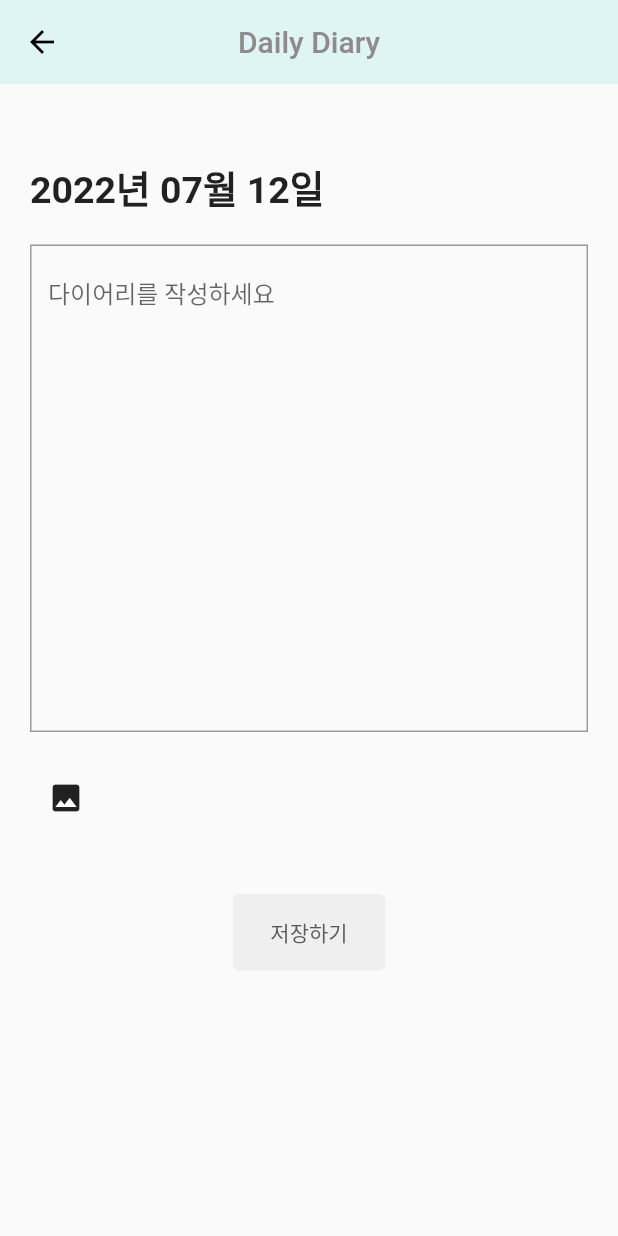
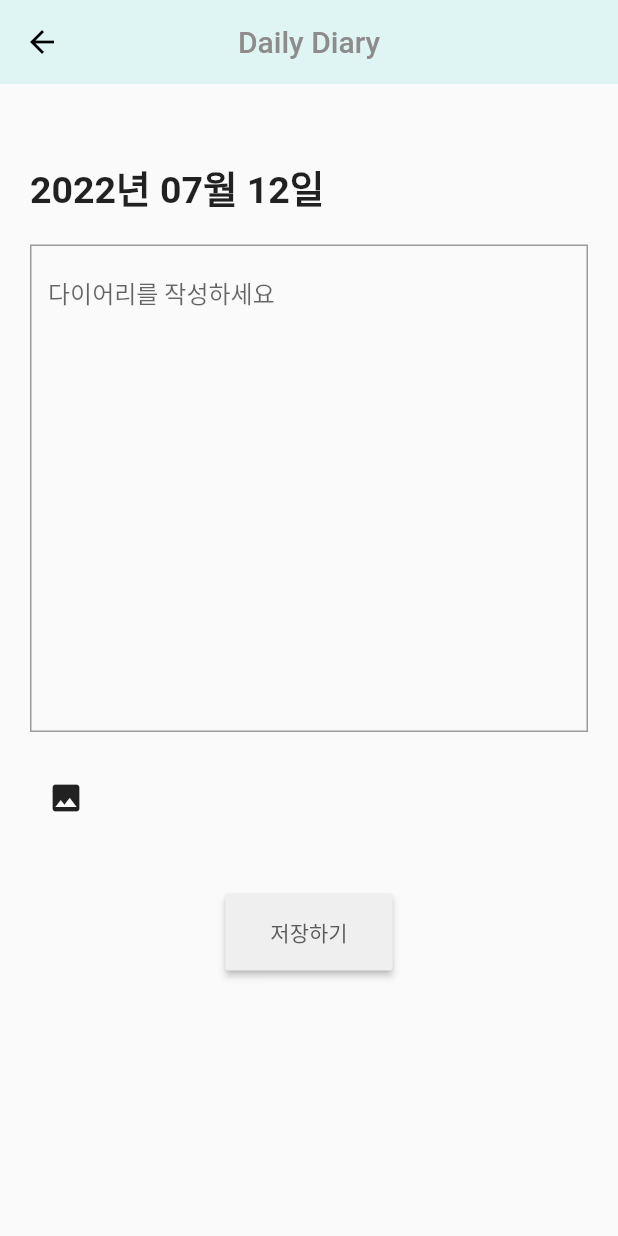
Before and after one commit to Team-Samkkingkkang/popoApp, a Flutter app: the screen it shows after launch, after a tap on "작성하기", on a phone screen of 412 x 824 dp. Run offline on Flutter 3.47's test engine with Material 2 defaults, Android fonts, the phone set to English and light mode, and no system bars; our stand-ins replace cloud_firestore, firebase_core, firebase_database, splashscreen; accounts and stored records are empty.

```diff
--- /dev/null
+++ b/lib/pages/diary_save.dart
@@ -0,0 +1,22 @@
+import 'package:firebase_database/firebase_database.dart';
+
+class Diary {
+  String? key;
+  late String content;
+  late String createTime;
+
+  Diary(this.content, this.createTime);
+
+  Diary.fromSnapShot(DataSnapshot snapshot)
+    : key = snapshot.key,
+      content = snapshot.value['content'],
+      createTime = snapshot.value['createTime'];
+
+
+  toJson(){
+    return {
+      'content' : content,
+      'createTime' : createTime
+    };
+  }
+}
--- a/lib/pages/diary_write.dart
+++ b/lib/pages/diary_write.dart
@@ -1,9 +1,14 @@
+import 'package:flutter/cupertino.dart';
 import 'package:flutter/material.dart';
 import 'package:intl/intl.dart';
+import 'package:firebase_database/firebase_database.dart';
+import 'package:popo_app/pages/diary_save.dart';
 
 
 class DiaryWrite extends StatefulWidget {
-  const DiaryWrite({Key? key}) : super(key: key);
+  const DiaryWrite({Key? key, required this.reference}) : super(key: key);
+
+  final DatabaseReference reference;
 
   @override
   _DiaryWriteState createState() => _DiaryWriteState();
@@ -11,11 +16,22 @@ class DiaryWrite extends StatefulWidget {
 
 class _DiaryWriteState extends State<DiaryWrite> {
 
+  TextEditingController? contentController;
+
+  @override
+  void initState() {
+    super.initState();
+
+    contentController = TextEditingController();
+  }
+
+
   @override
   Widget build(BuildContext context) {
     return Scaffold(
       appBar: AppBar(
-        title: const Text('Daily Diary', style: TextStyle(color: Color(0xff908b8b)),),
+        title: const Text(
+          'Daily Diary', style: TextStyle(color: Color(0xff908b8b)),),
         centerTitle: true,
         backgroundColor: const Color(0xffDEF5F4),
         elevation: 0.0,
@@ -39,14 +55,16 @@ class _DiaryWriteState extends State<DiaryWrite> {
               const SizedBox(
                 height: 20,
               ),
-              const TextField(
-                decoration: InputDecoration(
+              TextField(
+                decoration: const InputDecoration(
                   border: OutlineInputBorder(
                     borderRadius: BorderRadius.all(Radius.zero),
                   ),
                   hintText: '다이어리를 작성하세요',
                 ),
                 maxLines: 15,
+                controller: contentController,
+                keyboardType: TextInputType.multiline,
               ),
               const SizedBox(
                 height: 20,
@@ -61,16 +79,19 @@ class _DiaryWriteState extends State<DiaryWrite> {
               const SizedBox(
                 height: 40,
               ),
-              TextButton(
-                onPressed: () {},
+              MaterialButton(
+                onPressed: () {
+                  widget.reference.push().set(Diary(
+                      contentController!.value.text,
+                      DateTime.now().toIso8601String()).toJson()).then((_) => Navigator.of(context).pop());
+                },
                 child: const Text(
                   '저장하기',
-                  style: TextStyle(color: Color(0xff5B5959)),
+                  style: TextStyle(color: Color(0xff5B5959)
+                  ),
                 ),
-                style: TextButton.styleFrom(
-                  backgroundColor: const Color(0xffF0EFEF),
-                  padding: const EdgeInsets.fromLTRB(25, 15, 25, 15),
-                ),
+                color: const Color(0xffF0EFEF),
+                padding: const EdgeInsets.fromLTRB(30, 15, 30, 15)
               ),
             ],
           ),
--- a/lib/pages/mainpage.dart
+++ b/lib/pages/mainpage.dart
@@ -1,8 +1,13 @@
+import 'package:cloud_firestore/cloud_firestore.dart';
+import 'package:firebase_database/firebase_database.dart';
 import 'package:flutter/material.dart';
 import 'package:popo_app/pages/bottom_bar.dart';
 import 'package:popo_app/pages/chat.dart';
+import 'package:popo_app/pages/diary_save.dart';
 import 'package:popo_app/pages/diary_write.dart';
 import 'package:popo_app/pages/mypage.dart';
+
+
 
 class MainPage extends StatefulWidget {
   const MainPage({Key? key}) : super(key: key);
@@ -12,6 +17,24 @@ class MainPage extends StatefulWidget {
 }
 
 class _MainPageState extends State<MainPage> {
+  FirebaseDatabase? _database;
+  DatabaseReference? reference;
+  final String _databaseURL = 'https://popo-signup-default-rtdb.firebaseio.com/';
+  List<Diary> diarys = List.empty(growable: true);
+
+  @override
+  void initState(){
+    super.initState();
+    _database = FirebaseDatabase(databaseURL: _databaseURL);
+    reference = _database!.reference().child('diary');
+    reference!.onChildAdded.listen((event) {
+      print(event.snapshot.value.toString());
+      setState(() {
+        diarys.add(Diary.fromSnapShot(event.snapshot));
+      });
+    });
+  }
+
   @override
   Widget build(BuildContext context) {
     return Scaffold(
@@ -68,7 +91,7 @@ class _MainPageState extends State<MainPage> {
                   Navigator.push(
                       context,
                       MaterialPageRoute(
-                          builder: (context) => const DiaryWrite()));
+                          builder: (context) => DiaryWrite(reference: reference!,)));
                 },
                 child: const Text(
                   '작성하기',
```
